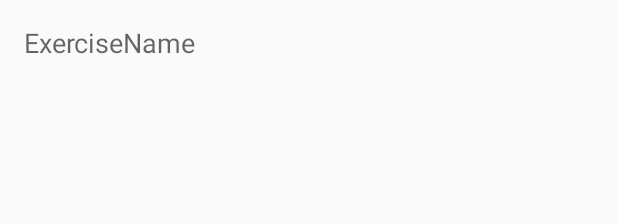
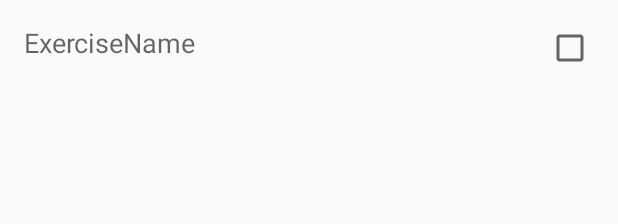
Before and after one commit to PeterMcteague/My-Fitness, an Android app: the layout item_exercise_routine.xml on its own in the app's theme, with its tools: preview values and no code run, on a phone screen of 412 x 824 dp. Shown: the top 224 px of the screen. Run offline under Robolectric (Android 15) with nearby library versions, the phone set to English and light mode, and no system bars.

```diff
--- a/app/src/main/res/layout/item_exercise_routine.xml
+++ b/app/src/main/res/layout/item_exercise_routine.xml
@@ -13,7 +13,7 @@
     <LinearLayout
         android:layout_width="match_parent"
         android:layout_height="wrap_content"
-        android:orientation="vertical">
+        android:orientation="horizontal">
 
         <TextView
             android:id="@+id/exercise_name_view"
@@ -24,5 +24,11 @@
             android:text="ExerciseName"
             android:textAppearance="@android:style/TextAppearance.Material.Medium" />
 
+        <CheckBox
+            android:id="@+id/exercise_checkbox"
+            style="@style/MyCheckBox"
+            android:layout_width="wrap_content"
+            android:layout_height="wrap_content" />
+
     </LinearLayout>
 </RelativeLayout>
--- a/app/src/main/res/values/styles.xml
+++ b/app/src/main/res/values/styles.xml
@@ -9,6 +9,11 @@
         <item name="android:windowNoTitle">true</item>
     </style>
 
+    <style name="MyCheckBox" parent="Theme.AppCompat.Light">
+        <item name="colorControlNormal">@color/colorAccent</item>
+        <item name="colorControlActivated">@color/colorPrimaryDark</item>
+    </style>
+
     <style name="AppTheme.AppBarOverlay" parent="ThemeOverlay.AppCompat.Dark.ActionBar" />
 
     <style name="AppTheme.PopupOverlay" parent="ThemeOverlay.AppCompat.Light" />
```
Also changed, not shown: app/src/main/java/uk/ac/tees/gingerbread/myfitness/Adapters/RoutineAdapter.java (added, +57 -0 lines), app/src/main/java/uk/ac/tees/gingerbread/myfitness/Models/RoutineAdapterModel.java (added, +51 -0 lines).
